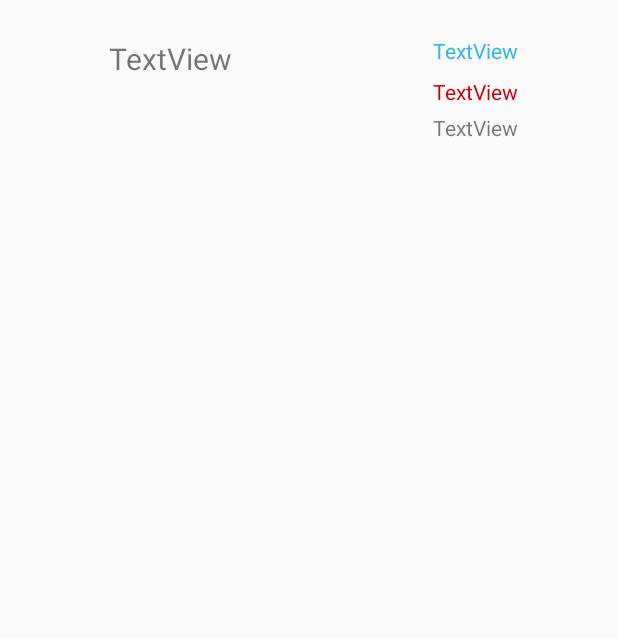
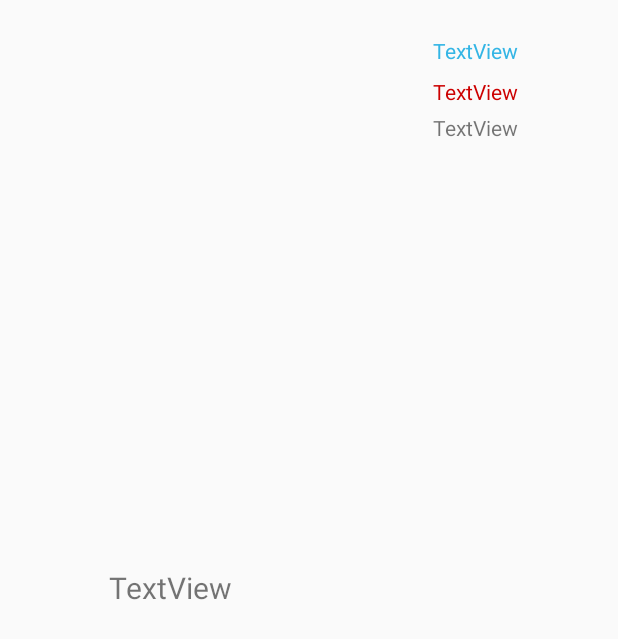
Before and after one commit to asamtoy/Quadrant, an Android app: the layout activity_to_do.xml on its own in the app's theme, with its tools: preview values and no code run, on a phone screen of 412 x 824 dp. Shown: the top 639 px of the screen. Run offline under Robolectric (Android 15) with nearby library versions, the phone set to English and light mode, and no system bars.

Commit message:
Wednesday 16:00

```diff
--- a/app/src/main/java/com/example/andrewsamtoy/quadrantproject/AddToDoActivity.java
+++ b/app/src/main/java/com/example/andrewsamtoy/quadrantproject/AddToDoActivity.java
@@ -11,6 +11,7 @@ import android.view.View;
 import android.widget.Button;
 import android.widget.EditText;
 import android.widget.TextView;
+import android.widget.Toast;
 import android.widget.ToggleButton;
 
 import com.google.gson.Gson;
@@ -74,7 +75,7 @@ public class AddToDoActivity extends AppCompatActivity {
 
         Intent intent = new Intent(this, MainActivity.class);
         startActivity(intent);
-
+        Toast.makeText(this, "We've added to your Quadrant", Toast.LENGTH_LONG).show();
 
     }
 
--- a/app/src/main/java/com/example/andrewsamtoy/quadrantproject/ToDo.java
+++ b/app/src/main/java/com/example/andrewsamtoy/quadrantproject/ToDo.java
@@ -42,6 +42,8 @@ public class ToDo implements Serializable {
         return toDoTitle;
     }
 
+    public String getToDoDetails(){ return details; }
+
     public String importance() {
         if (this.isImportant()) {
             return "IMPORTANT";
--- a/app/src/main/java/com/example/andrewsamtoy/quadrantproject/ToDosAdapter.java
+++ b/app/src/main/java/com/example/andrewsamtoy/quadrantproject/ToDosAdapter.java
@@ -44,4 +44,5 @@ public class ToDosAdapter extends ArrayAdapter<ToDo> {
 
         return listItemView;
     }
+
 }
--- a/app/src/main/res/layout/activity_to_do.xml
+++ b/app/src/main/res/layout/activity_to_do.xml
@@ -4,20 +4,24 @@
     xmlns:tools="http://schemas.android.com/tools"
     android:layout_width="match_parent"
     android:layout_height="match_parent"
+    android:onClick="getToDo"
     tools:context="com.example.andrewsamtoy.quadrantproject.MainActivity">
 
     <TextView
         android:id="@+id/ToDoDescription"
         android:layout_width="149dp"
         android:layout_height="68dp"
+        android:layout_marginBottom="8dp"
+        android:layout_marginLeft="8dp"
         android:layout_marginRight="126dp"
-        android:layout_marginTop="25dp"
+        android:layout_marginTop="8dp"
         android:text="TextView"
         android:textSize="20sp"
+        app:layout_constraintBottom_toBottomOf="parent"
+        app:layout_constraintHorizontal_bias="0.504"
+        app:layout_constraintLeft_toLeftOf="parent"
         app:layout_constraintRight_toRightOf="parent"
-        app:layout_constraintTop_toTopOf="parent"
-        android:layout_marginLeft="8dp"
-        app:layout_constraintLeft_toLeftOf="parent" />
+        app:layout_constraintTop_toTopOf="parent" />
 
     <TextView
         android:id="@+id/textImportance"
```
Also changed, not shown: app/src/main/AndroidManifest.xml (+4 -4 lines), app/src/main/java/com/example/andrewsamtoy/quadrantproject/MainActivity.java (+10 -8 lines), app/src/main/java/com/example/andrewsamtoy/quadrantproject/ViewToDoActivity.java (added, +24 -0 lines), app/src/main/res/layout/activity_main.xml (+7 -5 lines), app/src/main/res/layout/activity_view_to_do.xml (added, +40 -0 lines).
